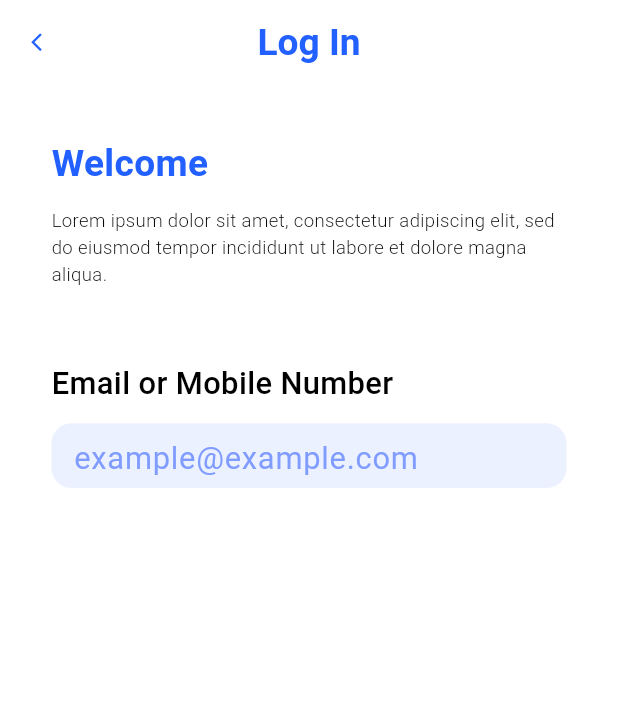
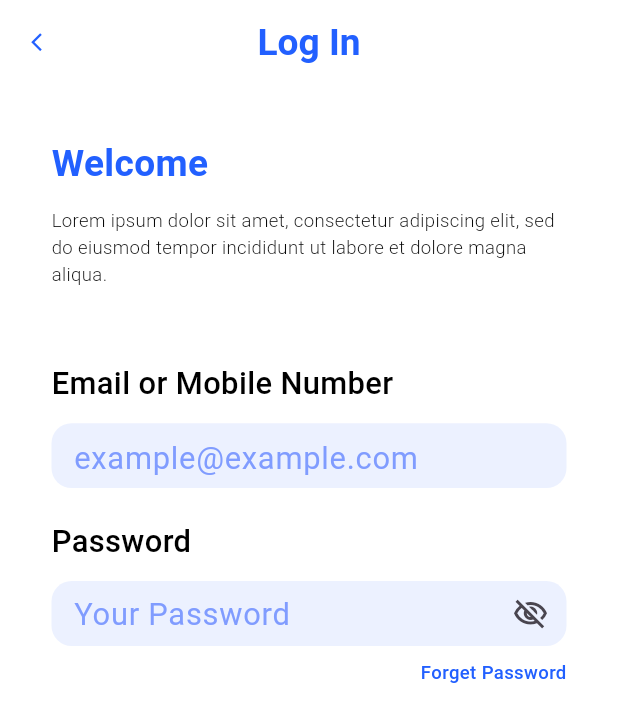
Before and after one commit to oBR1o/practice_skinfirst_ui, a Flutter app: the screen it shows after launch, after a tap on "Log In", on a phone screen of 412 x 824 dp. Shown: the top 722 px of the screen. Run offline on Flutter 3.47's test engine with Material 3 defaults, Android fonts, the light colour scheme and no system bars; our stand-ins replace flutter_screenutil, google_fonts.

Commit message:
feat: text field for password

```diff
--- a/skinfic_app/lib/screen/log_in_page.dart
+++ b/skinfic_app/lib/screen/log_in_page.dart
@@ -2,8 +2,15 @@ import 'package:flutter/material.dart';
 import 'package:flutter_screenutil/flutter_screenutil.dart';
 import 'package:google_fonts/google_fonts.dart';
 
-class LogInPage extends StatelessWidget {
+class LogInPage extends StatefulWidget {
   const LogInPage({super.key});
+
+  @override
+  State<LogInPage> createState() => _LogInPageState();
+}
+
+class _LogInPageState extends State<LogInPage> {
+  bool _isObscured = true;
 
   @override
   Widget build(BuildContext context) {
@@ -84,7 +91,7 @@ class LogInPage extends StatelessWidget {
                       style: GoogleFonts.leagueSpartan(
                         fontSize: 20.r,
                         fontWeight: FontWeight.w400,
-                        color: const Color.fromARGB(255, 128, 156, 255),
+                        color: const Color.fromARGB(255, 0, 0, 0),
                       ),
                       decoration: InputDecoration(
                         hintText: 'example@example.com',
@@ -94,11 +101,77 @@ class LogInPage extends StatelessWidget {
                           color: const Color.fromARGB(255, 128, 156, 255),
                         ),
                         border: InputBorder.none,
-                        contentPadding: EdgeInsets.only(left: 13.w,),
+                        contentPadding: EdgeInsets.only(
+                          left: 13.w,
+                          right: 13.w,
+                        ),
                       ),
-
                     ),
                   ),
+                  SizedBox(height: 20.h),
+                  Text(
+                    'Password',
+                    style: GoogleFonts.leagueSpartan(
+                        fontSize: 20.r,
+                        fontWeight: FontWeight.w500,
+                        color: Colors.black),
+                  ),
+                  SizedBox(height: 12.h),
+                  Container(
+                    width: 299.r,
+                    height: 42.r,
+                    decoration: BoxDecoration(
+                      color: const Color.fromARGB(255, 236, 241, 255),
+                      borderRadius: BorderRadius.circular(13.r),
+                    ),
+                    child: TextField(
+                      style: GoogleFonts.leagueSpartan(
+                        fontSize: 20.r,
+                        fontWeight: FontWeight.w400,
+                        color: const Color.fromARGB(255, 0, 0, 0),
+                      ),
+                      obscureText: _isObscured,
+                      decoration: InputDecoration(
+                        hintText: 'Your Password',
+                        hintStyle: GoogleFonts.leagueSpartan(
+                          fontSize: 20.r,
+                          fontWeight: FontWeight.w400,
+                          color: const Color.fromARGB(255, 128, 156, 255),
+                        ),
+                        border: InputBorder.none,
+                        contentPadding: EdgeInsets.only(
+                          top: 5.h,
+                          left: 13.w,
+                          right: 13.w,
+                        ),
+                        suffixIcon: IconButton(
+                          onPressed: () {
+                            setState(() {
+                              _isObscured = !_isObscured;
+                            });
+                          },
+                          icon: Icon(_isObscured
+                              ? Icons.visibility_off_outlined
+                              : Icons.visibility_outlined),
+                        ),
+                      ),
+                    ),
+                  ),
+                  SizedBox(height: 9.h),
+                  Align(
+                    alignment: Alignment.centerRight,
+                    child: GestureDetector(
+                      onTap: () {},
+                      child: Text(
+                        'Forget Password',
+                        style: GoogleFonts.leagueSpartan(
+                          fontSize: 12.r,
+                          fontWeight: FontWeight.w500,
+                          color: const Color.fromARGB(255, 34, 96, 255),
+                        ),
+                      ),
+                    ),
+                  )
                 ],
               ),
             ),
```
